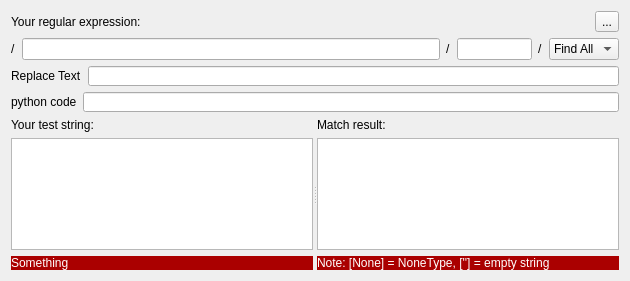
Old version of the form blurdev/gui/widgets/pyularwidget/ui/pyularwidget.ui in the repository blurstudio/PrEditor.
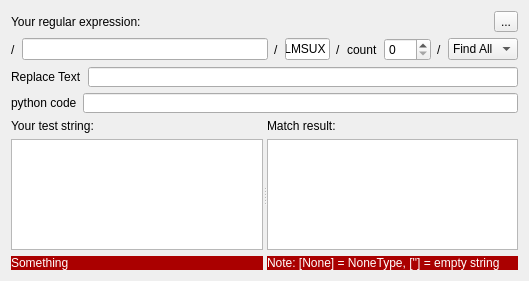
New version of the form.

Commit message: Added support for count and maxsplit when using re.sub and re.split to pylar.

```diff
--- a/blurdev/gui/widgets/pyularwidget/ui/pyularwidget.ui
+++ b/blurdev/gui/widgets/pyularwidget/ui/pyularwidget.ui
@@ -6,7 +6,7 @@
    <rect>
     <x>0</x>
     <y>0</y>
-    <width>630</width>
+    <width>529</width>
     <height>281</height>
    </rect>
   </property>
@@ -58,10 +58,13 @@
        </property>
        <property name="maximumSize">
         <size>
-         <width>75</width>
+         <width>45</width>
          <height>16777215</height>
         </size>
        </property>
+       <property name="text">
+        <string>ILMSUX</string>
+       </property>
       </widget>
      </item>
      <item>
@@ -71,6 +74,27 @@
        </property>
       </widget>
      </item>
+     <item>
+      <widget class="QLabel" name="uiCountLBL">
+       <property name="text">
+        <string>count</string>
+       </property>
+      </widget>
+     </item>
+     <item>
+      <widget class="QSpinBox" name="uiCountSPN">
+       <property name="maximum">
+        <number>999</number>
+       </property>
+      </widget>
+     </item>
+     <item>
+      <widget class="QLabel" name="uiCountSlashLBL">
+       <property name="text">
+        <string>/</string>
+       </property>
+      </widget>
+     </item>
      <item>
       <widget class="QComboBox" name="uiSearchTypeDDL">
        <property name="sizePolicy">
```
Left out of the diff: 36 changed lines with no effect on the pictures. The commit also changes 1 other file.
